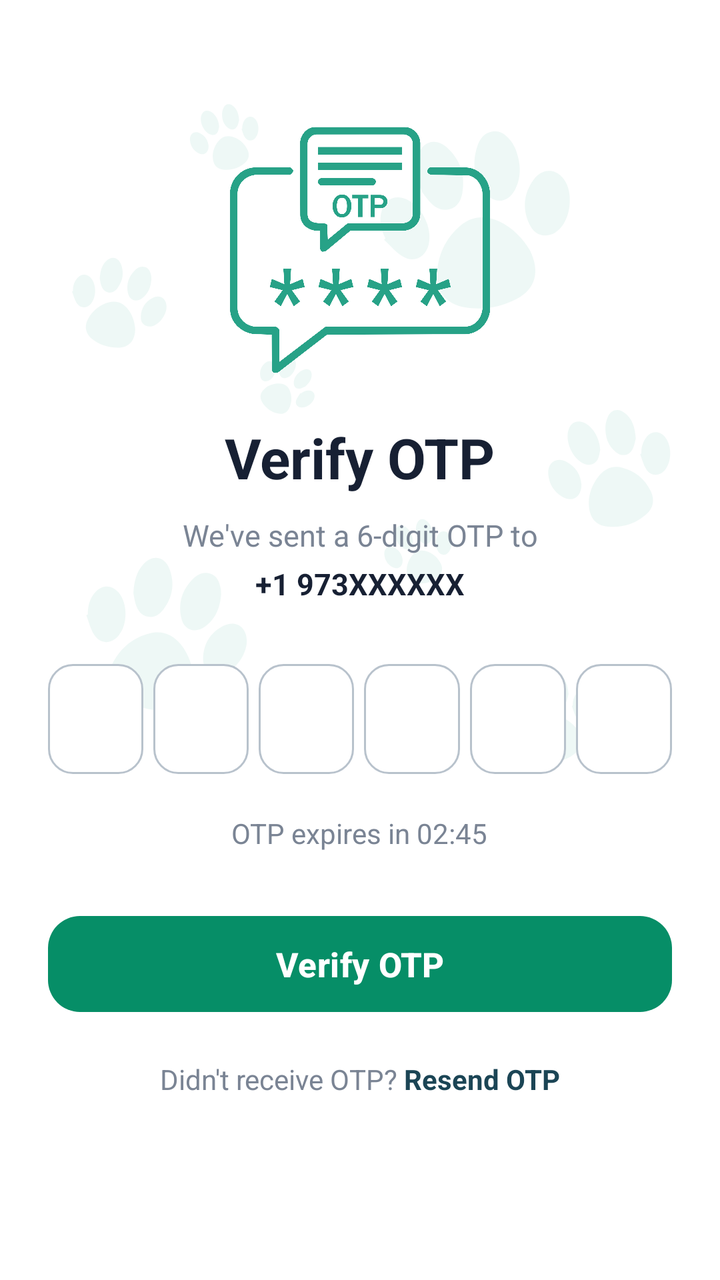
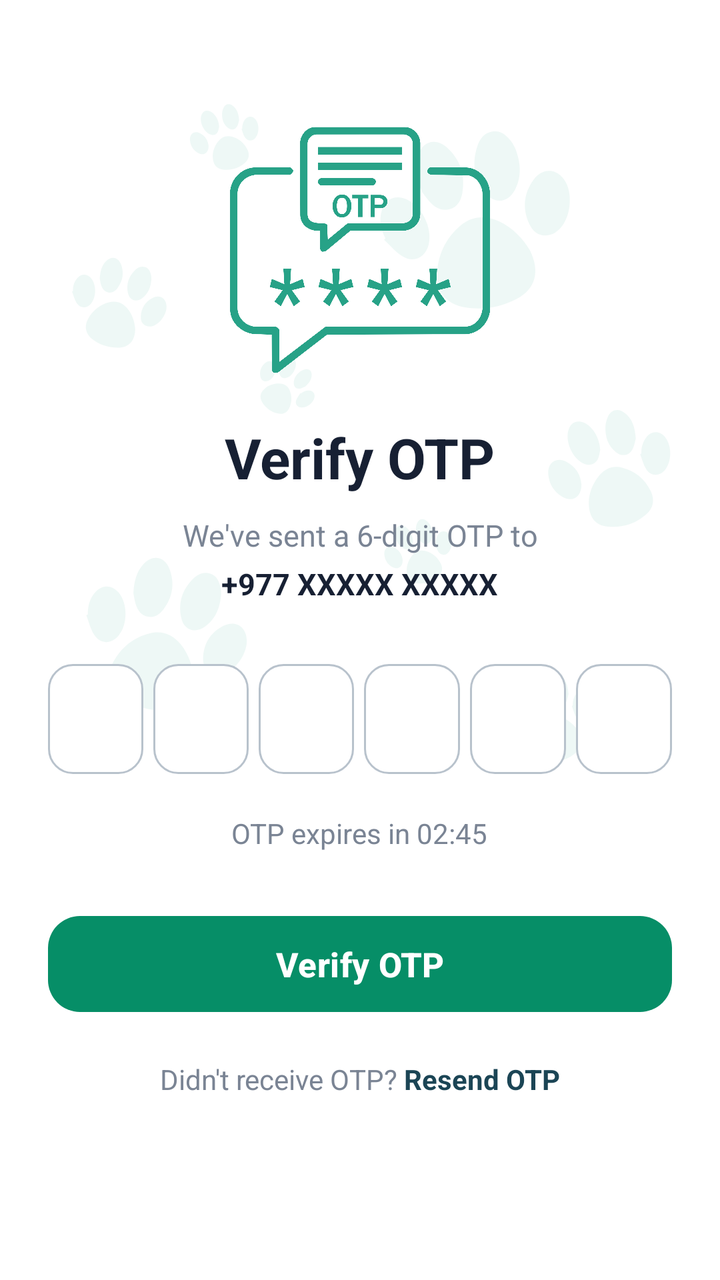

Compare the two renders of this Android layout. The source of the first and the diff that turns it into the second are given below.
<!-- AndroidManifest.xml: application theme Theme.PawMate -->
<!-- res/layout/activity_otp_verification.xml -->
<?xml version="1.0" encoding="utf-8"?>
<ScrollView
    xmlns:android="http://schemas.android.com/apk/res/android"
    xmlns:app="http://schemas.android.com/apk/res-auto"
    xmlns:tools="http://schemas.android.com/tools"
    android:layout_width="match_parent"
    android:layout_height="match_parent"
    android:fillViewport="true"
    android:background="@drawable/back"
    tools:context=".OtpVerification">

    <LinearLayout
        android:id="@+id/main"
        android:layout_width="match_parent"
        android:layout_height="wrap_content"
        android:orientation="vertical"
        android:gravity="center_horizontal"
        android:paddingStart="24dp"
        android:paddingEnd="24dp"
        android:paddingTop="55dp"
        android:paddingBottom="40dp">

        
        <ImageView
            android:layout_width="140dp"
            android:layout_height="140dp"
            android:src="@drawable/otp"
            android:scaleType="centerInside"
            android:contentDescription="OTP Verification" />

        
        <TextView
            android:layout_width="wrap_content"
            android:layout_height="wrap_content"
            android:layout_marginTop="15dp"
            android:text="Verify OTP"
            android:textColor="#172033"
            android:textSize="28sp"
            android:textStyle="bold" />

        
        <TextView
            android:layout_width="match_parent"
            android:layout_height="wrap_content"
            android:layout_marginTop="10dp"
            android:gravity="center"
            android:text="We've sent a 6-digit OTP to"
            android:textColor="#7A8494"
            android:textSize="15sp" />

        
        <TextView
            android:id="@+id/tvEmail"
            android:layout_width="wrap_content"
            android:layout_height="wrap_content"
            android:layout_marginTop="4dp"
            android:text="+1 973XXXXXX"
            android:textColor="#172033"
            android:textSize="15sp"
            android:textStyle="bold" />

        
        <LinearLayout
            android:layout_width="match_parent"
            android:layout_height="wrap_content"
            android:layout_marginTop="30dp"
            android:gravity="center"
            android:orientation="horizontal">

            <EditText
                android:id="@+id/otp1"
                android:layout_width="0dp"
                android:layout_height="55dp"
                android:layout_weight="1"
                android:layout_marginEnd="5dp"
                android:background="@drawable/otp_background"
                android:gravity="center"
                android:inputType="number"
                android:maxLength="1"
                android:textSize="20sp"
                android:textStyle="bold" />

            <EditText
                android:id="@+id/otp2"
                android:layout_width="0dp"
                android:layout_height="55dp"
                android:layout_weight="1"
                android:layout_marginEnd="5dp"
                android:background="@drawable/otp_background"
                android:gravity="center"
                android:inputType="number"
                android:maxLength="1"
                android:textSize="20sp"
                android:textStyle="bold" />

            <EditText
                android:id="@+id/otp3"
                android:layout_width="0dp"
                android:layout_height="55dp"
                android:layout_weight="1"
                android:layout_marginEnd="5dp"
                android:background="@drawable/otp_background"
                android:gravity="center"
                android:inputType="number"
                android:maxLength="1"
                android:textSize="20sp"
                android:textStyle="bold" />

            <EditText
                android:id="@+id/otp4"
                android:layout_width="0dp"
                android:layout_height="55dp"
                android:layout_weight="1"
                android:layout_marginEnd="5dp"
                android:background="@drawable/otp_background"
                android:gravity="center"
                android:inputType="number"
                android:maxLength="1"
                android:textSize="20sp"
                android:textStyle="bold" />

            <EditText
                android:id="@+id/otp5"
                android:layout_width="0dp"
                android:layout_height="55dp"
                android:layout_weight="1"
                android:layout_marginEnd="5dp"
                android:background="@drawable/otp_background"
                android:gravity="center"
                android:inputType="number"
                android:maxLength="1"
                android:textSize="20sp"
                android:textStyle="bold" />

            <EditText
                android:id="@+id/otp6"
                android:layout_width="0dp"
                android:layout_height="55dp"
                android:layout_weight="1"
                android:background="@drawable/otp_background"
                android:gravity="center"
                android:inputType="number"
                android:maxLength="1"
                android:textSize="20sp"
                android:textStyle="bold" />

        </LinearLayout>

        
        <TextView
            android:id="@+id/tvTimer"
            android:layout_width="wrap_content"
            android:layout_height="wrap_content"
            android:layout_marginTop="20dp"
            android:text="OTP expires in 02:45"
            android:textColor="#7A8494"
            android:textSize="14sp" />

        
        <com.google.android.material.button.MaterialButton
            android:id="@+id/btnVerifyOTP"
            android:layout_width="match_parent"
            android:layout_height="56dp"
            android:layout_marginTop="28dp"
            android:text="Verify OTP"
            android:textAllCaps="false"
            android:textColor="@color/white"
            android:textSize="17sp"
            android:textStyle="bold"
            app:backgroundTint="@color/primary"
            app:cornerRadius="16dp" />

        
        <LinearLayout
            android:layout_width="wrap_content"
            android:layout_height="wrap_content"
            android:layout_marginTop="20dp"
            android:orientation="horizontal">

            <TextView
                android:layout_width="wrap_content"
                android:layout_height="wrap_content"
                android:text="Didn't receive OTP? "
                android:textColor="#7A8494"
                android:textSize="14sp" />

            <TextView
                android:id="@+id/tvResendOTP"
                android:layout_width="wrap_content"
                android:layout_height="wrap_content"
                android:clickable="true"
                android:focusable="true"
                android:text="Resend OTP"
                android:textColor="@color/dark"
                android:textSize="14sp"
                android:textStyle="bold" />

        </LinearLayout>

    </LinearLayout>

</ScrollView>
<!-- resources referenced by this layout -->
<resources>
  <color name="dark">#1b4555</color>
  <color name="primary"> #068E67</color>
  <color name="white">#FFFFFFFF</color>
  <!-- drawable back: png bitmap (drawable, 42297 bytes) -->
  <!-- drawable otp: png bitmap (drawable, 110964 bytes) -->
  <!-- drawable otp_background (drawable) -->
  <?xml version="1.0" encoding="utf-8"?>
  <shape xmlns:android="http://schemas.android.com/apk/res/android">
  
      <solid android:color="@android:color/white" />
  
      <corners android:radius="12dp" />
  
      <stroke
          android:width="1dp"
          android:color="#B8C2CC" />
  
  </shape>
  <style name="Theme.PawMate" parent="Base.Theme.PawMate" />
  <style name="Base.Theme.PawMate" parent="Theme.Material3.DayNight.NoActionBar">
          
          
      </style>
</resources>

<!-- the commit's change to res/layout/activity_otp_verification.xml (unified diff, before → after) -->
@@ -50,11 +50,11 @@
 
         
         <TextView
-            android:id="@+id/tvEmail"
+            android:id="@+id/tvPhone"
             android:layout_width="wrap_content"
             android:layout_height="wrap_content"
             android:layout_marginTop="4dp"
-            android:text="+1 973XXXXXX"
+            android:text="+977 XXXXX XXXXX"
             android:textColor="#172033"
             android:textSize="15sp"
             android:textStyle="bold" />
